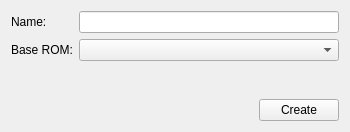
Qt form src/ui/createtunedialog.ui (LibreTuner/LibreTuner) before a commit.
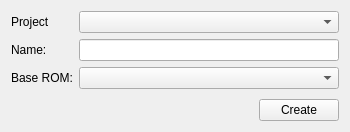
The same form after that commit.

Commit message: Add project combo box to tune creator

Diff of the .ui file:
```diff
--- a/src/ui/createtunedialog.ui
+++ b/src/ui/createtunedialog.ui
@@ -31,24 +31,24 @@
   <layout class="QVBoxLayout" name="verticalLayout">
    <item>
     <layout class="QFormLayout" name="formLayout">
-     <item row="0" column="0">
+     <item row="1" column="0">
       <widget class="QLabel" name="label">
        <property name="text">
         <string>Name:</string>
        </property>
       </widget>
      </item>
-     <item row="0" column="1">
+     <item row="1" column="1">
       <widget class="QLineEdit" name="lineName"/>
      </item>
-     <item row="1" column="0">
+     <item row="2" column="0">
       <widget class="QLabel" name="label_2">
        <property name="text">
         <string>Base ROM:</string>
        </property>
       </widget>
      </item>
-     <item row="1" column="1">
+     <item row="2" column="1">
       <widget class="QComboBox" name="comboBase">
        <property name="sizePolicy">
         <sizepolicy hsizetype="Expanding" vsizetype="Fixed">
@@ -58,6 +58,16 @@
        </property>
       </widget>
      </item>
+     <item row="0" column="0">
+      <widget class="QLabel" name="label_3">
+       <property name="text">
+        <string>Project</string>
+       </property>
+      </widget>
+     </item>
+     <item row="0" column="1">
+      <widget class="QComboBox" name="comboProject"/>
+     </item>
     </layout>
    </item>
    <item>
```
The commit also changes 5 other files.
